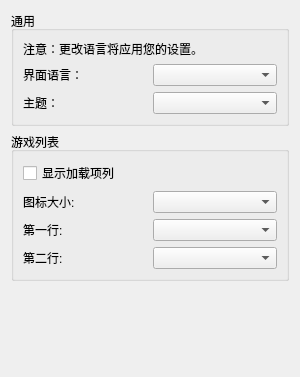
The window that src/yuzu/configuration/configure_ui.ui (formylover/yuzu-early-access) describes before a commit, drawn with Qt 5.
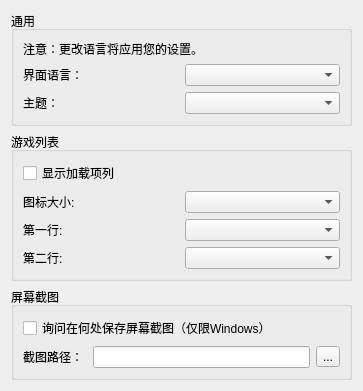
The same window after the commit.

```diff
--- a/src/yuzu/configuration/configure_ui.ui
+++ b/src/yuzu/configuration/configure_ui.ui
@@ -6,8 +6,8 @@
    <rect>
     <x>0</x>
     <y>0</y>
-    <width>300</width>
-    <height>377</height>
+    <width>363</width>
+    <height>391</height>
    </rect>
   </property>
   <property name="windowTitle">
@@ -127,6 +127,47 @@
      </layout>
     </widget>
    </item>
+   <item>
+    <widget class="QGroupBox" name="screenshots_GroupBox">
+     <property name="title">
+      <string>屏幕截图</string>
+     </property>
+     <layout class="QVBoxLayout" name="verticalLayout_4">
+      <item>
+       <layout class="QVBoxLayout" name="verticalLayout_3">
+        <item>
+         <widget class="QCheckBox" name="enable_screenshot_save_as">
+          <property name="text">
+           <string>询问在何处保存屏幕截图（仅限Windows）</string>
+          </property>
+         </widget>
+        </item>
+        <item>
+         <layout class="QHBoxLayout" name="horizontalLayout_4">
+          <item>
+           <widget class="QLabel" name="label">
+            <property name="text">
+             <string>截图路径： </string>
+            </property>
+           </widget>
+          </item>
+          <item>
+           <widget class="QLineEdit" name="screenshot_path_edit"/>
+          </item>
+          <item>
+           <widget class="QToolButton" name="screenshot_path_button">
+            <property name="text">
+             <string>...</string>
+            </property>
+           </widget>
+          </item>
+         </layout>
+        </item>
+       </layout>
+      </item>
+     </layout>
+    </widget>
+   </item>
    <item>
     <spacer name="verticalSpacer">
      <property name="orientation">
```
